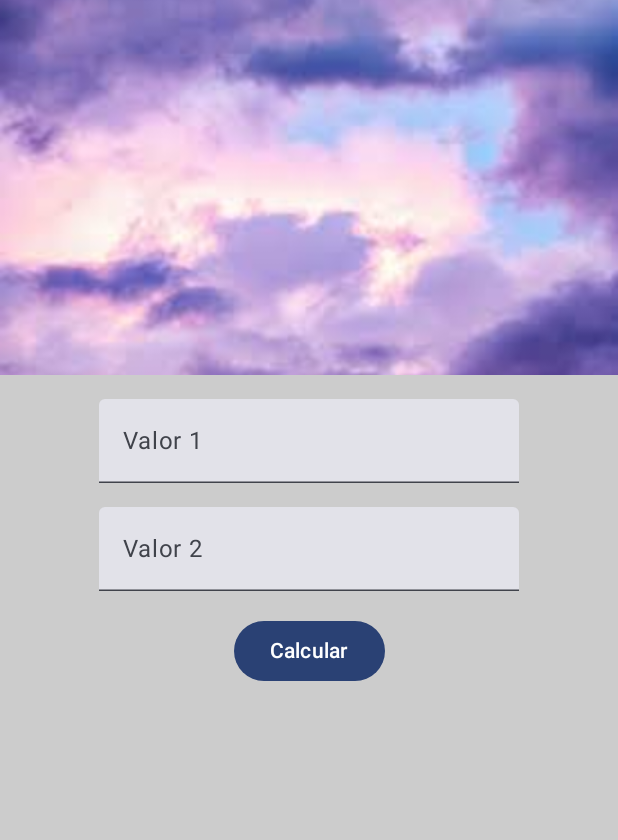
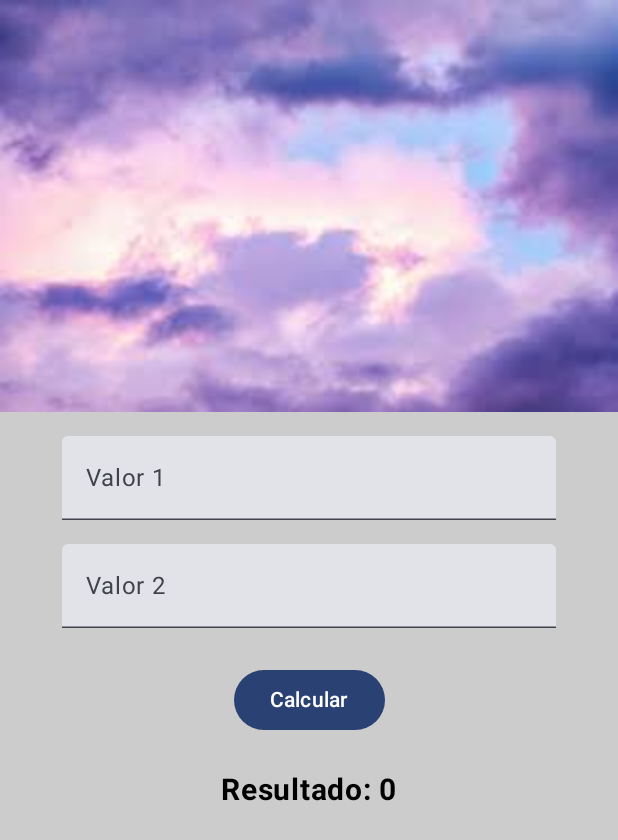
Before and after one commit to KarimeHdz/Practica1, an Android app built with Jetpack Compose: the screen it shows after launch (MainActivity), after a tap on "Calcular", on a phone screen of 412 x 824 dp. Shown: the top 840 px of the screen. Run offline under Robolectric (Android 15) with nearby library versions, the phone set to English and light mode, and no system bars.

Commit message:
Clase 19 de febrero 2025 Practica 2

```diff
--- a/app/src/main/java/com/example/ejercicio1/MainActivity.kt
+++ b/app/src/main/java/com/example/ejercicio1/MainActivity.kt
@@ -7,6 +7,7 @@ import androidx.activity.enableEdgeToEdge
 import androidx.compose.foundation.Image
 import androidx.compose.foundation.background
 import androidx.compose.foundation.layout.Arrangement
+import androidx.compose.foundation.layout.Box
 import androidx.compose.foundation.layout.Column
 import androidx.compose.foundation.layout.fillMaxSize
 import androidx.compose.foundation.layout.fillMaxWidth
@@ -35,6 +36,7 @@ import androidx.compose.material3.TextField
 import androidx.compose.ui.Alignment
 import androidx.compose.ui.unit.dp
 import androidx.compose.foundation.layout.Spacer
+import androidx.compose.ui.Alignment.Companion.CenterHorizontally
 import androidx.compose.ui.layout.ContentScale
 
 class MainActivity : ComponentActivity() {
@@ -52,80 +54,70 @@ class MainActivity : ComponentActivity() {
 @Preview(showBackground = true)
 @Composable
 fun GreetingPreview() {
+    var numero1 by remember { mutableStateOf(TextFieldValue("")) }
+    var numero2 by remember { mutableStateOf(TextFieldValue("")) }
+    var resultado by remember { mutableStateOf(0) }
+
     Column(
         modifier = Modifier
             .fillMaxSize()
             .background(Color.LightGray),
-        verticalArrangement = Arrangement.Top,
         horizontalAlignment = Alignment.CenterHorizontally
     ) {
-        // Imagen en la parte superior con tamaño adecuado
-        SimpleImage(
-            modifier = Modifier
-                .fillMaxWidth()
-                .height(250.dp) // Ajusta la altura según sea necesario
+        Box(
+            modifier = Modifier.fillMaxWidth()
+        ) {
+            Image(
+                painter = painterResource(id = R.drawable.foto),
+                contentDescription = null,
+                modifier = Modifier.fillMaxWidth(),
+                contentScale = ContentScale.FillWidth
+            )
+        }
+
+        Spacer(modifier = Modifier.height(16.dp))
+
+        // Campo de texto 1
+        TextField(
+            value = numero1,
+            onValueChange = { numero1 = it },
+            label = { Text(text = "Valor 1") },
+            keyboardOptions = KeyboardOptions(keyboardType = KeyboardType.Number),
+            modifier = Modifier.fillMaxWidth(0.8f)
         )
 
         Spacer(modifier = Modifier.height(16.dp))
 
-        // Campos de texto y botón
-        Column(
-            modifier = Modifier
-                .fillMaxWidth()
-                .padding(horizontal = 16.dp),
-            horizontalAlignment = Alignment.CenterHorizontally
+        // Campo de texto 2
+        TextField(
+            value = numero2,
+            onValueChange = { numero2 = it },
+            label = { Text(text = "Valor 2") },
+            keyboardOptions = KeyboardOptions(keyboardType = KeyboardType.Number),
+            modifier = Modifier.fillMaxWidth(0.8f)
+        )
+
+        Spacer(modifier = Modifier.height(16.dp))
+
+        // Botón para calcular
+        Button(
+            onClick = {
+                val num1 = numero1.text.toIntOrNull() ?: 0
+                val num2 = numero2.text.toIntOrNull() ?: 0
+                resultado = num1 + num2
+            },
+            modifier = Modifier.padding(8.dp)
         ) {
-            TextFieldWithInputType()
-            Spacer(modifier = Modifier.height(16.dp))
-            TextFieldWithInputType2()
-            Spacer(modifier = Modifier.height(16.dp))
-            SimpleButton()
+            Text(text = "Calcular")
         }
+
+        Spacer(modifier = Modifier.height(16.dp))
+
+        // Mostrar resultado
+        Text(
+            text = "Resultado: $resultado",
+            fontSize = 20.sp,
+            fontWeight = FontWeight.Bold
+        )
     }
 }
-
-@Composable
-fun SimpleImage(modifier: Modifier = Modifier) {
-    Image(
-        painter = painterResource(id = R.drawable.foto),
-        contentDescription = "foto",
-        modifier = modifier,
-        contentScale = ContentScale.Crop // Ajusta la imagen para cubrir sin deformarse
-    )
-}
-
-@Composable
-fun TextFieldWithInputType() {
-    var text by remember { mutableStateOf(TextFieldValue("")) }
-    TextField(
-        value = text,
-        label = { Text(text = "Valor 1") },
-        keyboardOptions = KeyboardOptions(keyboardType = KeyboardType.Number),
-        onValueChange = { it ->
-            text = it
-        }
-
-    )
-}
-
-@Composable
-fun TextFieldWithInputType2() {
-    var text by remember { mutableStateOf(TextFieldValue("")) }
-    TextField(
-        value = text,
-        label = { Text(text = "Valor 2") },
-        keyboardOptions = KeyboardOptions(keyboardType = KeyboardType.Number),
-        onValueChange = { it ->
-            text = it
-        }
-    )
-}
-@Composable
-fun SimpleButton() {
-    Button(onClick = {
-        //your onclick code here
-    }
-    ) {
-        Text(text = "Calcular")
-    }
-}
```
